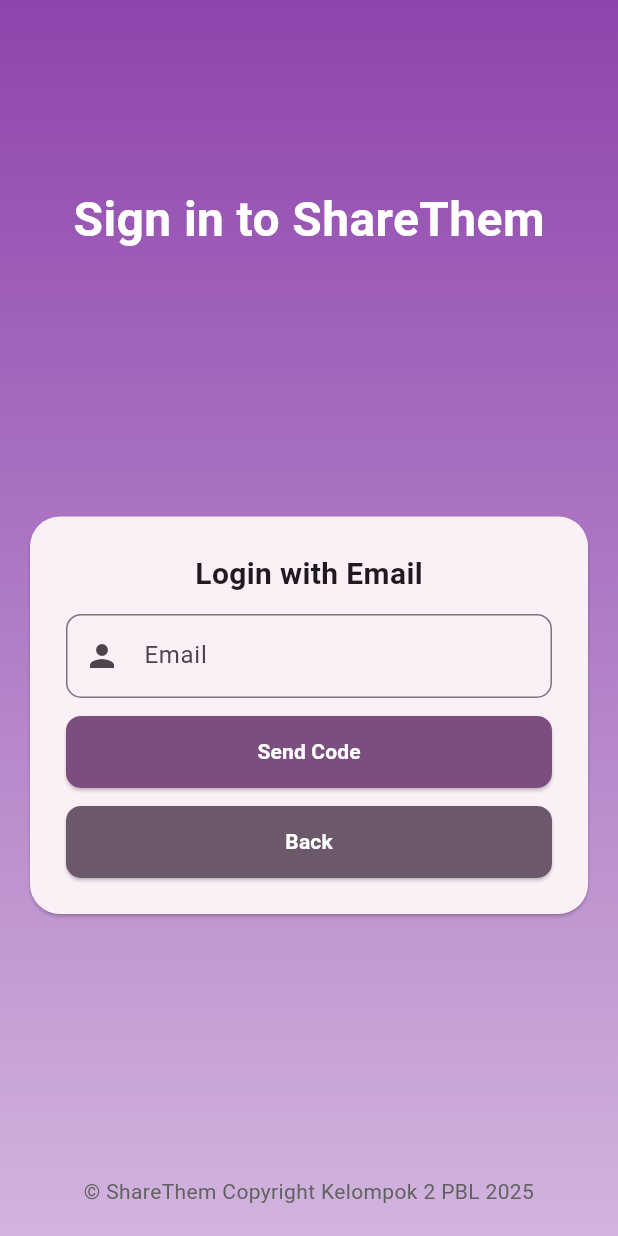
After one commit to coldzamzam/ShareThem, a Flutter app: the LoginPage screen opened by its route, after a tap on "Email", on a phone screen of 412 x 824 dp. The commit adds this screen. Run offline on Flutter 3.47's test engine with Material 3 defaults, Android fonts, the phone set to English and light mode, and no system bars; missing offline and left inert: bonsoir; network calls fail.

Commit message:
settings and login navigation

```diff
--- a/lib/main.dart
+++ b/lib/main.dart
@@ -1,5 +1,6 @@
 import 'package:flutter/material.dart';
 import 'package:flutter_shareit/scaffolds/home_page.dart';
+import 'package:flutter_shareit/scaffolds/login_page.dart';
 
 void main() {
   runApp(const MyApp());
@@ -15,7 +16,8 @@ class MyApp extends StatelessWidget {
       title: 'Flutter Demo',
       initialRoute: '/',
       routes: {
-        '/': (context) => HomePage()
+        '/': (_) => HomePage(),
+        '/login': (_) => LoginPage()
       },
       theme: ThemeData(
         // This is the theme of your application.
@@ -33,7 +35,7 @@ class MyApp extends StatelessWidget {
         //
         // This works for code too, not just values: Most code changes can be
         // tested with just a hot reload.
-        colorScheme: ColorScheme.fromSeed(seedColor: Colors.lightGreen),
+        colorScheme: ColorScheme.fromSeed(seedColor: Colors.purpleAccent),
         useMaterial3: true
       ),
       debugShowCheckedModeBanner: false
--- /dev/null
+++ b/lib/scaffolds/login_page.dart
@@ -0,0 +1,310 @@
+import 'package:flutter/material.dart';
+
+class LoginPage extends StatefulWidget {
+  const LoginPage({super.key});
+
+  @override
+  State<LoginPage> createState() => _LoginPageState();
+}
+
+class _LoginPageState extends State<LoginPage> {
+  // State to toggle between initial buttons and email login form
+  bool _showEmailLoginForm = false;
+
+  // Controllers for text fields
+  final TextEditingController _emailController = TextEditingController();
+
+  // Global key for the form to enable validation
+  final GlobalKey<FormState> _formKey = GlobalKey<FormState>();
+
+  @override
+  void dispose() {
+    _emailController.dispose();
+    super.dispose();
+  }
+
+  // Handles the email login submission
+  void _handleEmailLogin() {
+    if (_formKey.currentState?.validate() ?? false) {
+      // If the form is valid, print the credentials
+      print('Email: ${_emailController.text}');
+      // In a real app, you would integrate with an authentication service here.
+      // For demonstration, we'll just show a snackbar.
+      ScaffoldMessenger.of(context).showSnackBar(
+        SnackBar(
+          content: Text('Logging in with ${_emailController.text}...'),
+          backgroundColor: Theme.of(context).colorScheme.primary,
+        ),
+      );
+    }
+  }
+
+  @override
+  Widget build(BuildContext context) {
+    // Get screen size for responsive layout
+    final Size screenSize = MediaQuery.of(context).size;
+
+    return Scaffold(
+      resizeToAvoidBottomInset: false, // Prevent resize when keyboard appears
+      body: Stack(
+        children: [
+          // Background Gradient
+          Container(
+            decoration: const BoxDecoration(
+              gradient: LinearGradient(
+                begin: Alignment.topCenter,
+                end: Alignment.bottomCenter,
+                colors: [
+                  Color(0xFF8E44AD), // Darker purple
+                  Color(0xFFD2B4DE), // Lighter purple/pink
+                ],
+              ),
+            ),
+          ),
+          // Content
+          Column(
+            children: [
+              // Top spacing and "Sign in to ShareThem" text
+              SizedBox(height: screenSize.height * 0.15),
+              Text(
+                'Sign in to ShareThem',
+                style: TextStyle(
+                  color: Colors.white,
+                  fontSize: 32, // Responsive font size
+                  fontWeight: FontWeight.bold,
+                ),
+              ),
+              // Flexible space to push the card down
+              const Spacer(),
+              // White Login Card
+              Center(
+                child: ConstrainedBox(
+                  constraints: BoxConstraints(maxWidth: 500),
+                  child: Card(
+                    margin: EdgeInsets.symmetric(horizontal: 20),
+                    shape: RoundedRectangleBorder(
+                      borderRadius: BorderRadius.circular(
+                        20.0,
+                      ), // Rounded corners
+                    ),
+                    child: Padding(
+                      padding: const EdgeInsets.all(24.0),
+                      child: AnimatedSwitcher(
+                        duration: const Duration(
+                          milliseconds: 100,
+                        ), // Smooth transition
+                        child:
+                            _showEmailLoginForm
+                                ? _buildEmailLoginForm(context)
+                                : _buildInitialButtons(context),
+                      ),
+                    ),
+                  ),
+                ),
+              ),
+              // Flexible space to push copyright down
+              const Spacer(),
+              // Copyright Text
+              Padding(
+                padding: const EdgeInsets.only(bottom: 20.0),
+                child: Text(
+                  '© ShareThem Copyright Kelompok 2 PBL 2025',
+                  style: TextStyle(color: Colors.grey[700]),
+                  textAlign: TextAlign.center,
+                ),
+              ),
+            ],
+          ),
+        ],
+      ),
+    );
+  }
+
+  // Widget for the initial Google and Email buttons
+  Widget _buildInitialButtons(BuildContext context) {
+    return Column(
+      key: const ValueKey<int>(0), // Key for AnimatedSwitcher
+      mainAxisSize: MainAxisSize.min,
+      children: [
+        Text(
+          'Sign In',
+          style: TextStyle(
+            color: Theme.of(context).colorScheme.onSurface,
+            fontSize: 24,
+            fontWeight: FontWeight.bold,
+          ),
+        ),
+        const SizedBox(height: 24),
+        // Google Sign In Button
+        SizedBox(
+          width: double.infinity,
+          child: ElevatedButton.icon(
+            onPressed: () {
+              // Handle Google Sign In
+              ScaffoldMessenger.of(context).showSnackBar(
+                SnackBar(
+                  content: const Text(
+                    'Google Sign In functionality not implemented.',
+                  ),
+                  backgroundColor: Theme.of(context).colorScheme.secondary,
+                ),
+              );
+            },
+            icon: Image.network(
+              'https://upload.wikimedia.org/wikipedia/commons/thumb/c/c1/Google_%22G%22_logo.svg/1200px-Google_%22G%22_logo.svg.png',
+              height: 20,
+              errorBuilder:
+                  (context, error, stackTrace) =>
+                      const Icon(Icons.g_mobiledata), // Fallback icon
+            ),
+            label: const Text('Google'),
+            style: ElevatedButton.styleFrom(
+              foregroundColor:
+                  Theme.of(context).colorScheme.onSurface, // Text color
+              padding: const EdgeInsets.symmetric(vertical: 12),
+              shape: RoundedRectangleBorder(
+                borderRadius: BorderRadius.circular(10),
+              ),
+            ),
+          ),
+        ),
+        const SizedBox(height: 10),
+        // Email Sign In Button
+        SizedBox(
+          width: double.infinity,
+          child: ElevatedButton.icon(
+            onPressed: () {
+              setState(() {
+                _showEmailLoginForm = true; // Show email login form
+              });
+            },
+            icon: const Icon(Icons.email),
+            label: const Text('Email'),
+            style: ElevatedButton.styleFrom(
+              foregroundColor:
+                  Theme.of(context).colorScheme.onSurface, // Text color
+              padding: const EdgeInsets.symmetric(vertical: 12),
+              shape: RoundedRectangleBorder(
+                borderRadius: BorderRadius.circular(10),
+              ),
+            ),
+          ),
+        ),
+        const SizedBox(height: 10),
+        // Email Sign In Button
+        SizedBox(
+          width: double.infinity,
+          child: ElevatedButton.icon(
+            onPressed: () => Navigator.pushReplacementNamed(context, '/'),
+            icon: const Icon(Icons.home),
+            label: const Text('Back to home'),
+            style: ElevatedButton.styleFrom(
+              foregroundColor:
+                  Theme.of(context).colorScheme.onSurface, // Text color
+              padding: const EdgeInsets.symmetric(vertical: 12),
+              shape: RoundedRectangleBorder(
+                borderRadius: BorderRadius.circular(10),
+              ),
+            ),
+          ),
+        ),
+      ],
+    );
+  }
+
+  // Widget for the email login form
+  Widget _buildEmailLoginForm(BuildContext context) {
+    return Form(
+      key: _formKey, // Assign the form key
+      child: Column(
+        key: const ValueKey<int>(1), // Key for AnimatedSwitcher
+        mainAxisSize: MainAxisSize.min,
+        children: [
+          Text(
+            'Login with Email',
+            style: TextStyle(
+              color: Theme.of(context).colorScheme.onSurface,
+              fontSize: 20,
+              fontWeight: FontWeight.bold,
+            ),
+          ),
+          const SizedBox(height: 12),
+          // Email Input Field
+          TextFormField(
+            controller: _emailController,
+            keyboardType: TextInputType.emailAddress,
+            decoration: InputDecoration(
+              labelText: 'Email',
+              hintText: 'Enter your email',
+              border: OutlineInputBorder(
+                borderRadius: BorderRadius.circular(10),
+              ),
+              prefixIcon: const Icon(Icons.person),
+            ),
+            validator: (value) {
+              if (value == null || value.isEmpty) {
+                return 'Please enter your email';
+              }
+              if (!RegExp(r'^[^@]+@[^@]+\.[^@]+').hasMatch(value)) {
+                return 'Please enter a valid email address';
+              }
+              return null;
+            },
+          ),
+          const SizedBox(height: 12),
+          // Login Button
+          SizedBox(
+            width: double.infinity,
+            child: ElevatedButton(
+              onPressed: _handleEmailLogin,
+              style: ElevatedButton.styleFrom(
+                backgroundColor:
+                    Theme.of(
+                      context,
+                    ).colorScheme.primary, // Primary color for login button
+                foregroundColor:
+                    Theme.of(context).colorScheme.onPrimary, // Text color
+                padding: const EdgeInsets.symmetric(vertical: 14),
+                shape: RoundedRectangleBorder(
+                  borderRadius: BorderRadius.circular(10),
+                ),
+              ),
+              child: const Text(
+                'Send Code',
+                style: TextStyle(fontWeight: FontWeight.bold),
+              ),
+            ),
+          ),
+          const SizedBox(height: 12),
+          // Login Button
+          SizedBox(
+            width: double.infinity,
+            child: ElevatedButton(
+              onPressed: () {
+                setState(() {
+                  _showEmailLoginForm = false; // Go back to initial buttons
+                });
+              },
+              style: ElevatedButton.styleFrom(
+                backgroundColor:
+                    Theme.of(
+                      context,
+                    ).colorScheme.secondary, // Primary color for login button
+                foregroundColor:
+                    Theme.of(context).colorScheme.onSecondary, // Text color
+                padding: const EdgeInsets.symmetric(vertical: 14),
+                shape: RoundedRectangleBorder(
+                  borderRadius: BorderRadius.circular(10),
+                ),
+              ),
+              child: const Text(
+                'Back',
+                style: TextStyle(fontWeight: FontWeight.bold),
+              ),
+            ),
+          ),
+        ],
+      ),
+    );
+  }
+}
--- a/pubspec.yaml
+++ b/pubspec.yaml
@@ -35,6 +35,7 @@ dependencies:
   # Use with the CupertinoIcons class for iOS style icons.
   cupertino_icons: ^1.0.8
 
+  bonsoir: ^5.1.11
   collection: ^1.19.1
 
 dev_dependencies:
```
Also changed, not shown: lib/scaffolds/home_page.dart (+42 -14 lines), lib/screens/settings_screen.dart (added, +34 -0 lines), lib/utils/sharing_discovery_service.dart (added, +51 -0 lines), pubspec.lock, 3 other files.
